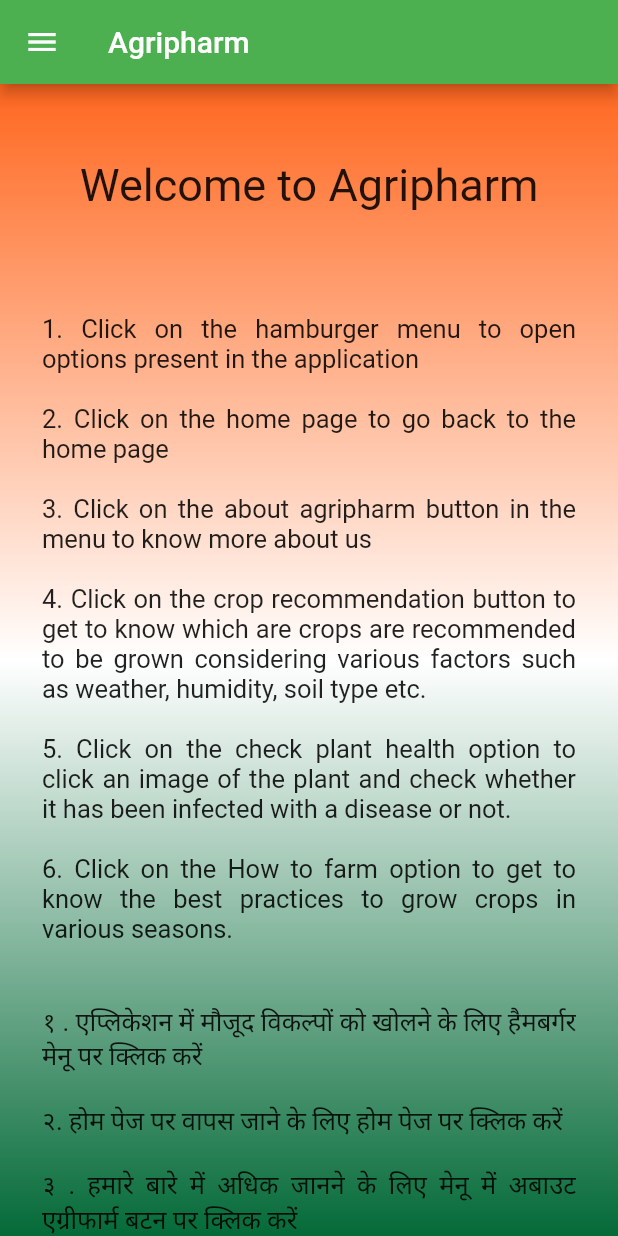
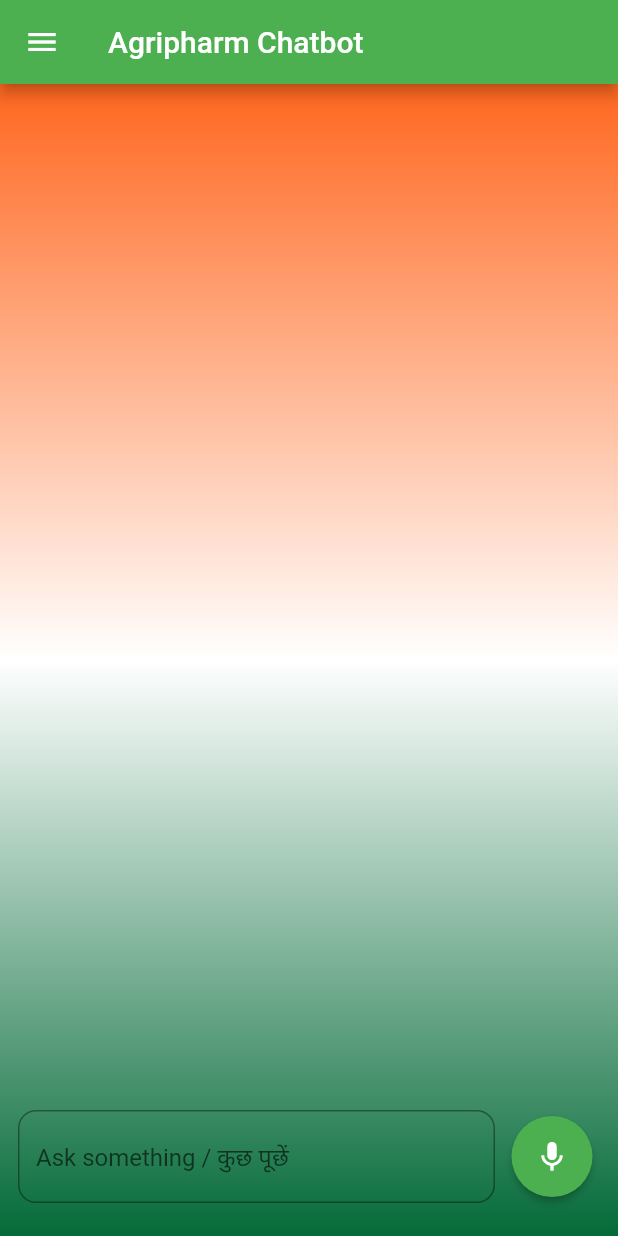
Before and after one commit to Sagar-Wadhwa-726/Agripharm-HackBVP, a Flutter app: the HomeScreen screen opened directly, on a phone screen of 412 x 824 dp. Run offline on Flutter 3.47's test engine with Material 2 defaults, Android fonts, the phone set to English and light mode, and no system bars; our stand-ins replace firebase_auth, firebase_core, flutter_riverpod, speech_to_text; missing offline and left inert: chat_gpt_sdk; accounts and stored records are empty; network calls fail.

Commit message:
Implemented Chatbot at home page

```diff
--- a/lib/main.dart
+++ b/lib/main.dart
@@ -1,27 +1,56 @@
 // ignore_for_file: prefer_const_constructors
+import 'package:agripharm/screens/login_home.dart';
 import 'package:agripharm/screens/sign_in_screen.dart';
 import 'package:firebase_core/firebase_core.dart';
 import 'package:flutter/material.dart';
+import 'package:firebase_auth/firebase_auth.dart';
+import 'package:flutter_riverpod/flutter_riverpod.dart';
 
 void main() async {
   //Flutter needs to call native code before calling runApp, makes sure that you have an instance of the WidgetsBinding, which is required to use platform channels to call the native code. Basically this ensures that firebase is initialised before we run our application
   WidgetsFlutterBinding.ensureInitialized();
   await Firebase.initializeApp();
-  runApp(MyApp());
+  runApp(const ProviderScope(child: MyApp()));
 }
 
-class MyApp extends StatelessWidget {
+class MyApp extends StatefulWidget {
   const MyApp({Key? key}) : super(key: key);
+
+  @override
+  State<MyApp> createState() => _MyAppState();
+}
+
+class _MyAppState extends State<MyApp> {
+  var auth = FirebaseAuth.instance;
+  var isLogin = false;
+
+  //method to check whether the user is already logged in or not
+  checkIfLogin() {
+    // on auth state change, a listener listens to the event
+    auth.authStateChanges().listen((User? user) {
+      if (user != null && mounted) {
+        setState(() {
+          isLogin = true;
+        });
+      }
+    });
+  }
+
+  // before running the application call the init state method which will call the checkIfLogin method
+  @override
+  void initState() {
+    checkIfLogin();
+    super.initState();
+  }
 
   @override
   Widget build(BuildContext context) {
     return MaterialApp(
-      debugShowCheckedModeBanner: false,
-      title: "Agripharm",
-      theme: ThemeData(
-        primarySwatch: Colors.green,
-      ),
-      home: SignInScreen(),
-    );
+        debugShowCheckedModeBanner: false,
+        title: "Agripharm",
+        theme: ThemeData(
+          primarySwatch: Colors.green,
+        ),
+        home: isLogin ? const HomeScreen() : const SignInScreen());
   }
 }
--- /dev/null
+++ b/lib/models/chat_model.dart
@@ -0,0 +1,14 @@
+import 'package:flutter/material.dart';
+
+@immutable
+class ChatModel {
+  final String id;
+  final String message;
+  final bool isMe;
+
+  const ChatModel({
+    required this.id,
+    required this.message,
+    required this.isMe,
+  });
+}
--- /dev/null
+++ b/lib/providers/chats_provider.dart
@@ -0,0 +1,17 @@
+import 'package:flutter_riverpod/flutter_riverpod.dart';
+import '../models/chat_model.dart';
+
+class ChatNotifier extends StateNotifier<List<ChatModel>> {
+  ChatNotifier() : super([]);
+  void add(ChatModel chatModel) {
+    state = [...state, chatModel];
+  }
+
+  void removeTyping() {
+    state = state..removeWhere((chat) => chat.id == 'typing');
+  }
+}
+
+final chatsProvider = StateNotifierProvider<ChatNotifier, List<ChatModel>>(
+  (ref) => ChatNotifier(),
+);
--- a/lib/reusable_widgets/reusable_widgets.dart
+++ b/lib/reusable_widgets/reusable_widgets.dart
@@ -1,5 +1,4 @@
-// ignore_for_file: use_function_type_syntax_for_parameters, non_constant_identifier_names, avoid_types_as_parameter_names, sized_box_for_whitespace
-
+// ignore_for_file: use_function_type_syntax_for_parameters, non_constant_identifier_names, avoid_types_as_parameter_names, sized_box_for_whitespace, prefer_const_constructors
 import 'package:flutter/material.dart';
 
 import '../screens/reset_password.dart';
@@ -94,3 +93,21 @@ Widget forgetPassword(BuildContext context) {
     ),
   );
 }
+
+// reusable widget for list tiles in the drawer section
+ListTile drawerTiles(BuildContext context, IconData prefixicon, String title, Function onSeleciton) {
+  return ListTile(
+    onTap: () => onSeleciton(),
+    leading: Icon(
+      prefixicon,
+      color: Colors.white,
+    ),
+    title: Text(
+      title,
+      textScaleFactor: 1.2,
+      style: TextStyle(
+        color: Colors.white,
+      ),
+    ),
+  );
+}
--- a/lib/screens/login_home.dart
+++ b/lib/screens/login_home.dart
@@ -1,14 +1,19 @@
-// ignore_for_file: prefer_const_constructors, prefer_const_literals_to_create_immutables, avoid_unnecessary_containers
-
+// ignore_for_file: prefer_const_constructors, unused_field, unused_local_variable, non_constant_identifier_names, no_leading_underscores_for_local_identifiers, unused_element, prefer_final_fields, avoid_unnecessary_containers
+import 'package:agripharm/reusable_widgets/reusable_widgets.dart';
 import 'package:agripharm/screens/about_us.dart';
 import 'package:agripharm/screens/check_plant_health.dart';
 import 'package:agripharm/screens/contact_us.dart';
 import 'package:agripharm/screens/crop_recommendation.dart';
 import 'package:agripharm/screens/farming_practices.dart';
 import 'package:agripharm/screens/sign_in_screen.dart';
-import 'package:agripharm/utils/colors_utils.dart';
+import 'package:agripharm/screens/tutorial.dart';
 import 'package:firebase_auth/firebase_auth.dart';
 import 'package:flutter/material.dart';
+import 'package:flutter_riverpod/flutter_riverpod.dart';
+import '../providers/chats_provider.dart';
+import '../utils/colors_utils.dart';
+import '../widgets/chat_item.dart';
+import '../widgets/text_and_voice_field.dart';
 
 class HomeScreen extends StatefulWidget {
   const HomeScreen({super.key});
@@ -22,7 +27,7 @@ class _HomeScreenState extends State<HomeScreen> {
   Widget build(BuildContext context) {
     return Scaffold(
       appBar: AppBar(
-        title: Text("Agripharm"),
+        title: Text("Agripharm Chatbot"),
       ),
       drawer: Drawer(
         child: Container(
@@ -48,129 +53,65 @@ class _HomeScreenState extends State<HomeScreen> {
               SizedBox(
                 height: 10,
               ),
-              ListTile(
-                onTap: () {
+              drawerTiles(
+                  context, Icons.accessibility_outlined, "Tutorial\nट्यूटोरियल",
+                  () {
                 Navigator.push(context,
-                      MaterialPageRoute(builder: (context) => HomeScreen()));
-                },
-                leading: Icon(
-                  Icons.home,
-                  color: Colors.white,
-                ),
-                title: Text(
-                  "Home\nमुख्य मेन्यू",
-                  textScaleFactor: 1.2,
-                  style: TextStyle(
-                    color: Colors.white,
-                  ),
-                ),
-              ),
+                    MaterialPageRoute(builder: (context) => TutorialScreen()));
+              }),
               SizedBox(
                 height: 10,
               ),
-              ListTile(
-                onTap: () {
+              drawerTiles(context, Icons.home, "Home\nमुख्य मेन्यू", () {
                 Navigator.push(context,
-                      MaterialPageRoute(builder: (context) => AboutPage()));
-                },
-                leading: Icon(
-                  Icons.person_3_rounded,
-                  color: Colors.white,
-                ),
-                title: Text(
-                  "About Agripharm\nहमारे बारे में",
-                  textScaleFactor: 1.2,
-                  style: TextStyle(
-                    color: Colors.white,
-                  ),
-                ),
-              ),
+                    MaterialPageRoute(builder: (context) => HomeScreen()));
+              }),
               SizedBox(
                 height: 10,
               ),
-              ListTile(
-                onTap: () {
+              drawerTiles(context, Icons.person_3_rounded,
+                  "About Agripharm\nहमारे बारे में", () {
                 Navigator.push(context,
-                      MaterialPageRoute(builder: (context) => ContactPage()));
-                },
-                leading: Icon(
-                  Icons.phone_android,
-                  color: Colors.white,
-                ),
-                title: Text(
-                  "Contact Us\nसंपरक करें",
-                  textScaleFactor: 1.2,
-                  style: TextStyle(
-                    color: Colors.white,
-                  ),
-                ),
-              ),
+                    MaterialPageRoute(builder: (context) => AboutPage()));
+              }),
               SizedBox(
                 height: 10,
               ),
-              ListTile(
-                onTap: () {
+              drawerTiles(
+                  context, Icons.phone_android, "Contact Us\nसंपरक करें", () {
+                Navigator.push(context,
+                    MaterialPageRoute(builder: (context) => ContactPage()));
+              }),
+              SizedBox(
+                height: 10,
+              ),
+              drawerTiles(context, Icons.recommend,
+                  "Crop Recommendation\nसर्वोत्तम फसल पद्धतियाँ", () {
                 Navigator.push(
                     context,
                     MaterialPageRoute(
                         builder: (context) => CropRecommenderScreen()));
-                },
-                leading: Icon(
-                  Icons.recommend,
-                  color: Colors.white,
-                ),
-                title: Text(
-                  "Crop Recommendation\nसर्वोत्तम फसल पद्धतियाँ",
-                  textScaleFactor: 1.2,
-                  style: TextStyle(
-                    color: Colors.white,
-                  ),
-                ),
-              ),
+              }),
               SizedBox(
                 height: 10,
               ),
-              ListTile(
-                onTap: () {
+              drawerTiles(context, Icons.health_and_safety,
+                  "Check Plant Health\nपौधे के स्वास्थ्य की जाँच करें", () {
                 Navigator.push(
                     context,
                     MaterialPageRoute(
                         builder: (context) => PlantHealthCheckScreen()));
-                },
-                leading: Icon(
-                  Icons.health_and_safety,
-                  color: Colors.white,
-                ),
-                title: Text(
-                  "Check Plant Health\nपौधे के स्वास्थ्य की जाँच करें",
-                  textScaleFactor: 1.2,
-                  style: TextStyle(
-                    color: Colors.white,
-                  ),
-                ),
-              ),
+              }),
               SizedBox(
                 height: 10,
               ),
-              ListTile(
-                onTap: () {
+              drawerTiles(context, Icons.question_mark_outlined,
+                  "How to farm\nकैसे खेती करें", () {
                 Navigator.push(
                     context,
                     MaterialPageRoute(
                         builder: (context) => FarmingPractices()));
-                },
-                leading: Icon(
-                  Icons.question_mark_outlined,
-                  color: Colors.white,
-                ),
-                title: Text(
-                  "How to farm\nकैसे खेती करें",
-                  textScaleFactor: 1.2,
-                  style: TextStyle(
-                    color: Colors.white,
-                  ),
-                ),
-              ),
+              }),
               SizedBox(
                 height: 40,
               ),
@@ -201,8 +142,6 @@ class _HomeScreenState extends State<HomeScreen> {
         ),
       ),
       body: Container(
-        width: MediaQuery.of(context).size.width,
-        height: MediaQuery.of(context).size.height,
         decoration: BoxDecoration(
           gradient: LinearGradient(colors: [
             hexStringToColor("FF671F"),
@@ -210,33 +149,32 @@ class _HomeScreenState extends State<HomeScreen> {
             hexStringToColor("046A38")
           ], begin: Alignment.topCenter, end: Alignment.bottomCenter),
         ),
-        child: SingleChildScrollView(
         child: Column(
           children: [
-              Padding(
-                padding: EdgeInsets.fromLTRB(10, 50, 10, 40),
-                child: Text(
-                  "Welcome to Agripharm",
-                  style: TextStyle(fontSize: 30),
+            Expanded(
+              child: Consumer(builder: (context, ref, child) {
+                final chats = ref.watch(chatsProvider).reversed.toList();
+                return ListView.builder(
+                  reverse: true,
+                  itemCount: chats.length,
+                  itemBuilder: (context, index) => ChatItem(
+                    text: chats[index].message,
+                    isMe: chats[index].isMe,
                   ),
+                );
+              }),
             ),
-              Container(
-                width: MediaQuery.of(context).size.width,
-                height: MediaQuery.of(context).size.height,
-                margin: EdgeInsets.all(18),
-                padding: EdgeInsets.all(10),
-                child: Text(
-                  "1. Click on the hamburger menu to open options present in the application\n\n2. Click on the home page to go back to the home page\n\n3. Click on the about agripharm button in the menu to know more about us\n\n4. Click on the crop recommendation button to get to know which are crops are recommended to be grown considering various factors such as weather, humidity, soil type etc.\n\n5. Click on the check plant health option to click an image of the plant and check whether it has been infected with a disease or not.\n\n6. Click on the How to farm option to get to know the best practices to grow crops in various seasons.\n\n\n१ . एप्लिकेशन में मौजूद विकल्पों को खोलने के लिए हैमबर्गर मेनू पर क्लिक करें\n\n२. होम पेज पर वापस जाने के लिए होम पेज पर क्लिक करें\n\n३ . हमारे बारे में अधिक जानने के लिए मेनू में अबाउट एग्रीफार्म बटन पर क्लिक करें\n\n४ . मौसम, नमी, मिट्टी के प्रकार आदि जैसे विभिन्न कारकों को ध्यान में रखते हुए कौन सी फसल उगाने की सिफारिश की जाती है, यह जानने के लिए फसल अनुशंसा बटन पर क्लिक करें।\n\n५ . पौधे की तस्वीर क्लिक करने के लिए चेक प्लांट हेल्थ विकल्प पर क्लिक करें और जांचें कि यह किसी बीमारी से संक्रमित है या नहीं।\n\n६ . विभिन्न मौसमों में फसल उगाने के सर्वोत्तम तरीकों को जानने के लिए हाउ टू फार्म विकल्प पर क्लिक करें।",
-                  textAlign: TextAlign.justify,
-                  style: TextStyle(
-                    fontSize: 17,
+            const Padding(
+              padding: EdgeInsets.all(12.0),
+              child: TextAndVoiceField(),
             ),
+            const SizedBox(
+              height: 10,
             ),
-              )
           ],
         ),
       ),
-      ),
+      // wrap with safe area so that it does not cover the bottom screen
     );
   }
 }
--- /dev/null
+++ b/lib/services/voice_handler.dart
@@ -0,0 +1,34 @@
+import 'dart:async';
+import 'package:speech_to_text/speech_to_text.dart';
+
+class VoiceHandler {
+  // speec to text package in flutter
+  final SpeechToText _speechToText = SpeechToText();
+
+  // initialise the button for speech enabled as false initially
+  bool _speechEnabled = false;
+
+  // initialise speech to text facility
+  void initSpeech() async {
+    _speechEnabled = await _speechToText.initialize();
+  }
+
+  Future<String> startListening() async {
+    final completer = Completer<String>();
+    _speechToText.listen(
+      onResult: (result) {
+        if (result.finalResult) {
+          completer.complete(result.recognizedWords);
+        }
+      },
+    );
+    return completer.future;
+  }
+
+  Future<void> stopListening() async {
+    await _speechToText.stop();
+  }
+
+  SpeechToText get speechToText => _speechToText;
+  bool get isEnabled => _speechEnabled;
+}
--- /dev/null
+++ b/lib/widgets/text_and_voice_field.dart
@@ -0,0 +1,146 @@
+import 'package:flutter/material.dart';
+import 'package:flutter_riverpod/flutter_riverpod.dart';
+import '../models/chat_model.dart';
+import '../providers/chats_provider.dart';
+import '../services/ai_handler.dart';
+import '../services/voice_handler.dart';
+import 'toggle_button.dart';
+
+enum InputMode {
+  text,
+  voice,
+}
+
+class TextAndVoiceField extends ConsumerStatefulWidget {
+  const TextAndVoiceField({super.key});
+
+  @override
+  ConsumerState<TextAndVoiceField> createState() => _TextAndVoiceFieldState();
+}
+
+class _TextAndVoiceFieldState extends ConsumerState<TextAndVoiceField> {
+  InputMode _inputMode = InputMode.voice;
+  final _messageController = TextEditingController();
+  final AIHandler _openAI = AIHandler();
+  final VoiceHandler voiceHandler = VoiceHandler();
+  var _isReplying = false;
+  var _isListening = false;
+
+  @override
+  void initState() {
+    voiceHandler.initSpeech();
+    super.initState();
+  }
+
+  @override
+  void dispose() {
+    _messageController.dispose();
+    _openAI.dispose();
+    super.dispose();
+  }
+
+  @override
+  Widget build(BuildContext context) {
+    return Row(
+      children: [
+        Expanded(
+          child: TextField(
+            controller: _messageController,
+            onChanged: (value) {
+              value.isNotEmpty
+                  ? setInputMode(InputMode.text)
+                  : setInputMode(InputMode.voice);
+            },
+            cursorColor: Colors.black,
+            decoration: InputDecoration(
+              hintText: "Ask something / कुछ पूछें",
+              border: OutlineInputBorder(
+                borderRadius: BorderRadius.circular(12),
+              ),
+              focusedBorder: OutlineInputBorder(
+                borderSide: const BorderSide(
+                  color: Colors.black,
+                ),
+                borderRadius: BorderRadius.circular(
+                  12,
+                ),
+              ),
+            ),
+          ),
+        ),
+        const SizedBox(
+          width: 06,
+        ),
+        ToggleButton(
+          isListening: _isListening,
+          isReplying: _isReplying,
+          inputMode: _inputMode,
+          sendTextMessage: () {
+            final message = _messageController.text;
+            _messageController.clear();
+            sendTextMessage(message);
+          },
+          sendVoiceMessage: sendVoiceMessage,
+        )
+      ],
+    );
+  }
+
+  void setInputMode(InputMode inputMode) {
+    setState(() {
+      _inputMode = inputMode;
+    });
+  }
+
+  void sendVoiceMessage() async {
+    if (!voiceHandler.isEnabled) {
+      return;
+    }
+    if (voiceHandler.speechToText.isListening) {
+      await voiceHandler.stopListening();
+      setListeningState(false);
+    } else {
+      setListeningState(true);
+      final result = await voiceHandler.startListening();
+      setListeningState(false);
+      sendTextMessage(result);
+    }
+  }
+
+  void sendTextMessage(String message) async {
+    setReplyingState(true);
+    addToChatList(message, true, DateTime.now().toString());
+    addToChatList('Typing...', false, 'typing');
+    setInputMode(InputMode.voice);
+    final aiResponse = await _openAI.getResponse(message);
+    removeTyping();
+    addToChatList(aiResponse, false, DateTime.now().toString());
+    setReplyingState(false);
+  }
+
+  void setReplyingState(bool isReplying) {
+    setState(() {
+      _isReplying = isReplying;
+    });
+  }
+
+  void setListeningState(bool isListening) {
+    setState(() {
+      _isListening = isListening;
+    });
+  }
+
+  void removeTyping() {
+    final chats = ref.read(chatsProvider.notifier);
+    chats.removeTyping();
+  }
+
+  void addToChatList(String message, bool isMe, String id) {
+    final chats = ref.read(chatsProvider.notifier);
+    chats.add(ChatModel(
+      id: id,
+      message: message,
+      isMe: isMe,
+    ));
+  }
+}
--- /dev/null
+++ b/lib/widgets/toggle_button.dart
@@ -0,0 +1,51 @@
+import 'package:flutter/material.dart';
+import 'text_and_voice_field.dart';
+
+class ToggleButton extends StatefulWidget {
+  final VoidCallback _sendTextMessage;
+  final VoidCallback _sendVoiceMessage;
+  final InputMode _inputMode;
+  final bool _isReplying;
+  final bool _isListening;
+  const ToggleButton({
+    super.key,
+    required InputMode inputMode,
+    required VoidCallback sendTextMessage,
+    required VoidCallback sendVoiceMessage,
+    required bool isReplying,
+    required bool isListening,
+  })  : _inputMode = inputMode,
+        _sendTextMessage = sendTextMessage,
+        _sendVoiceMessage = sendVoiceMessage,
+        _isReplying = isReplying,
+        _isListening = isListening;
+
+  @override
+  State<ToggleButton> createState() => _ToggleButtonState();
+}
+
+class _ToggleButtonState extends State<ToggleButton> {
+  @override
+  Widget build(BuildContext context) {
+    return ElevatedButton(
+      style: ElevatedButton.styleFrom(
+        backgroundColor: Theme.of(context).colorScheme.secondary,
+        foregroundColor: Theme.of(context).colorScheme.onSecondary,
+        shape: const CircleBorder(),
+        padding: const EdgeInsets.all(15),
+      ),
+      onPressed: widget._isReplying
+          ? null
+          : widget._inputMode == InputMode.text
+              ? widget._sendTextMessage
+              : widget._sendVoiceMessage,
+      child: Icon(
+        widget._inputMode == InputMode.text
+            ? Icons.send
+            : widget._isListening
+                ? Icons.mic_off
+                : Icons.mic,
+      ),
+    );
+  }
+}
```
Also changed, not shown: lib/screens/tutorial.dart (added, +53 -0 lines), lib/services/ai_handler.dart (added, +40 -0 lines), lib/widgets/chat_item.dart (added, +88 -0 lines), pubspec.yaml (+6 -1 lines), pubspec.lock, 1 other file. Lines whose indentation alone changed are shown as unchanged.
